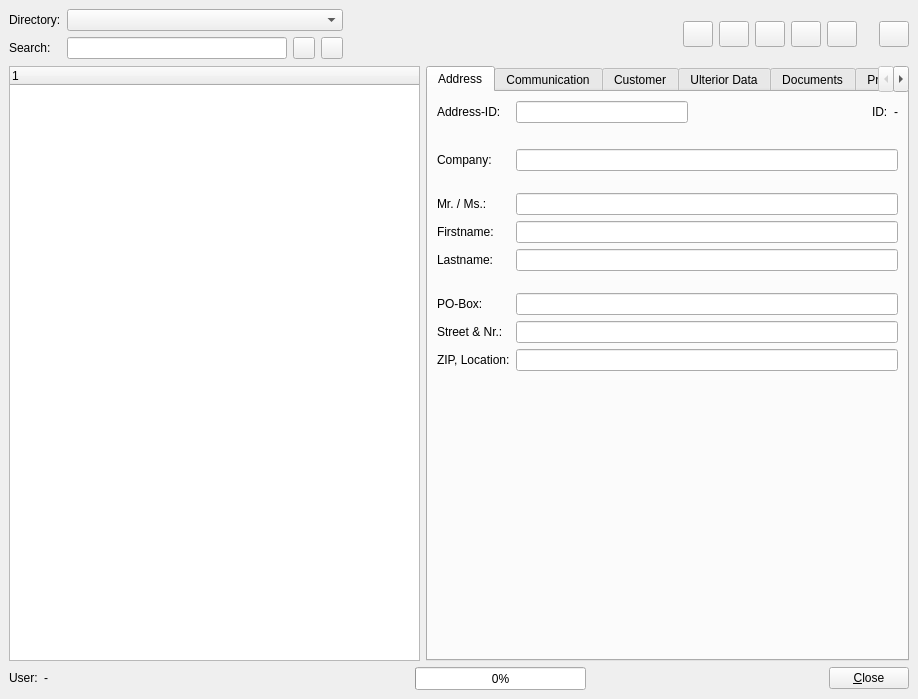
Qt form trunk/ui/addrfrm.ui (BackupTheBerlios/first4-svn) before a commit.
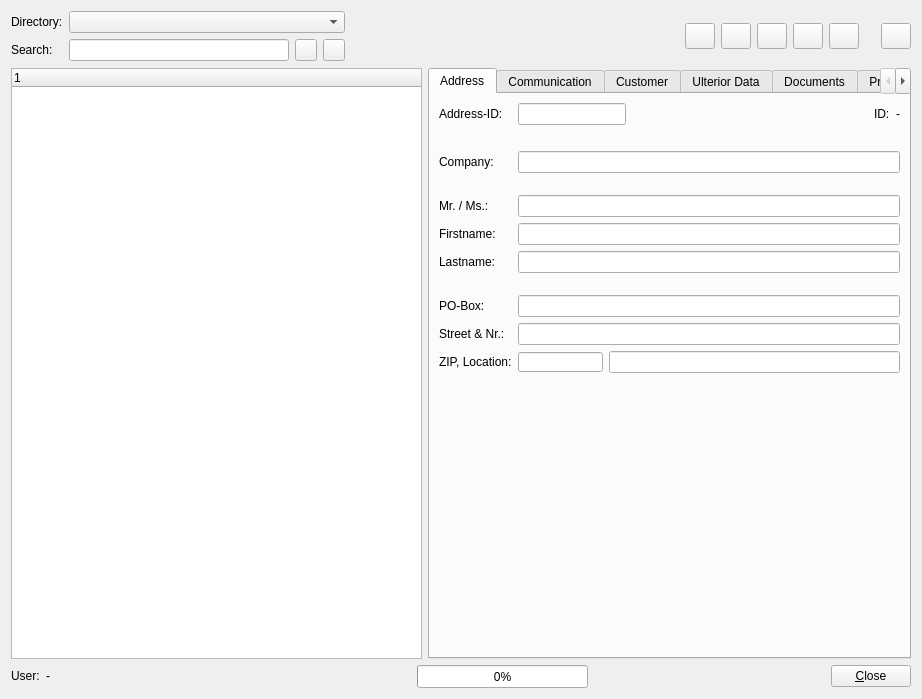
The same form after that commit. Icons and pictures are not drawn.

Commit message: 20080507 *NEW: Directory export as vcard (Ver. 3.0) and CSV *NEW: Initial support for vcard import *Directory import and export directo from mainframe *Fixed bud in directory module

Diff of the .ui file:
```diff
--- a/trunk/ui/addrfrm.ui
+++ b/trunk/ui/addrfrm.ui
@@ -16,25 +16,7 @@
    <iconset resource="../resources/images/first4.qrc" >:/kdmconfig.png</iconset>
   </property>
   <layout class="QGridLayout" >
-   <property name="leftMargin" >
-    <number>9</number>
-   </property>
-   <property name="topMargin" >
-    <number>9</number>
-   </property>
-   <property name="rightMargin" >
-    <number>9</number>
-   </property>
-   <property name="bottomMargin" >
-    <number>9</number>
-   </property>
-   <property name="horizontalSpacing" >
-    <number>6</number>
-   </property>
-   <property name="verticalSpacing" >
-    <number>6</number>
-   </property>
-   <item row="2" column="0" colspan="2" >
+   <item row="0" column="0" colspan="2" >
     <layout class="QHBoxLayout" >
      <property name="spacing" >
       <number>6</number>
@@ -52,30 +34,96 @@
       <number>0</number>
      </property>
      <item>
-      <widget class="QLabel" name="label_5" >
-       <property name="sizePolicy" >
-        <sizepolicy vsizetype="Fixed" hsizetype="Fixed" >
-         <horstretch>0</horstretch>
-         <verstretch>0</verstretch>
-        </sizepolicy>
+      <layout class="QGridLayout" >
+       <property name="leftMargin" >
+        <number>0</number>
        </property>
-       <property name="text" >
-        <string>User:</string>
+       <property name="topMargin" >
+        <number>0</number>
        </property>
-      </widget>
-     </item>
-     <item>
-      <widget class="QLabel" name="lbluser" >
-       <property name="sizePolicy" >
-        <sizepolicy vsizetype="Fixed" hsizetype="Fixed" >
-         <horstretch>0</horstretch>
-         <verstretch>0</verstretch>
-        </sizepolicy>
+       <property name="rightMargin" >
+        <number>0</number>
        </property>
-       <property name="text" >
-        <string>-</string>
+       <property name="bottomMargin" >
+        <number>0</number>
        </property>
-      </widget>
+       <property name="horizontalSpacing" >
+        <number>6</number>
+       </property>
+       <property name="verticalSpacing" >
+        <number>6</number>
+       </property>
+       <item row="1" column="3" >
+        <widget class="QPushButton" name="btnclear" >
+         <property name="minimumSize" >
+          <size>
+           <width>22</width>
+           <height>22</height>
+          </size>
+         </property>
+         <property name="maximumSize" >
+          <size>
+           <width>22</width>
+           <height>22</height>
+          </size>
+         </property>
+         <property name="icon" >
+          <iconset resource="../resources/images/first4.qrc" >:/button_cancel.png</iconset>
+         </property>
+         <property name="iconSize" >
+          <size>
+           <width>12</width>
+           <height>12</height>
+          </size>
+         </property>
+        </widget>
+       </item>
+       <item row="0" column="0" >
+        <widget class="QLabel" name="label" >
+         <property name="text" >
+          <string>Directory:</string>
+         </property>
+        </widget>
+       </item>
+       <item row="1" column="0" >
+        <widget class="QLabel" name="label_2" >
+         <property name="text" >
+          <string>Search:</string>
+         </property>
+        </widget>
+       </item>
+       <item row="1" column="2" >
+        <widget class="QPushButton" name="btnsearch" >
+         <property name="minimumSize" >
+          <size>
+           <width>22</width>
+           <height>22</height>
+          </size>
+         </property>
+         <property name="maximumSize" >
+          <size>
+           <width>22</width>
+           <height>22</height>
+          </size>
+         </property>
+         <property name="icon" >
+          <iconset resource="../resources/images/first4.qrc" >:/xmag.png</iconset>
+         </property>
+         <property name="iconSize" >
+          <size>
+           <width>12</width>
+           <height>12</height>
+          </size>
+         </property>
+        </widget>
+       </item>
+       <item row="1" column="1" >
+        <widget class="QLineEdit" name="txtsearch" />
+       </item>
+       <item row="0" column="1" colspan="3" >
+        <widget class="QComboBox" name="cmbdir" />
+       </item>
+      </layout>
      </item>
      <item>
       <spacer>
@@ -84,59 +132,232 @@
        </property>
        <property name="sizeHint" >
         <size>
-         <width>361</width>
-         <height>23</height>
+         <width>251</width>
+         <height>51</height>
         </size>
        </property>
       </spacer>
      </item>
      <item>
-      <widget class="QProgressBar" name="progbar" >
-       <property name="minimumSize" >
-        <size>
-         <width>171</width>
-         <height>23</height>
-        </size>
+      <layout class="QGridLayout" >
+       <property name="leftMargin" >
+        <number>0</number>
        </property>
-       <property name="maximumSize" >
-        <size>
-         <width>171</width>
-         <height>23</height>
-        </size>
+       <property name="topMargin" >
+        <number>0</number>
        </property>
-       <property name="value" >
+       <property name="rightMargin" >
         <number>0</number>
        </property>
-       <property name="orientation" >
-        <enum>Qt::Horizontal</enum>
+       <property name="bottomMargin" >
+        <number>0</number>
        </property>
-      </widget>
-     </item>
-     <item>
-      <spacer>
-       <property name="orientation" >
-        <enum>Qt::Horizontal</enum>
+       <property name="horizontalSpacing" >
+        <number>6</number>
        </property>
-       <property name="sizeHint" >
-        <size>
-         <width>211</width>
-         <height>20</height>
-        </size>
+       <property name="verticalSpacing" >
+        <number>6</number>
        </property>
-      </spacer>
-     </item>
-     <item>
-      <widget class="QPushButton" name="btnclose" >
-       <property name="text" >
-        <string>&amp;Close</string>
-       </property>
-       <property name="icon" >
-        <iconset resource="../resources/images/first4.qrc" >:/fileclose.png</iconset>
-       </property>
-      </widget>
+       <item row="0" column="0" >
+        <widget class="QPushButton" name="btnnew" >
+         <property name="minimumSize" >
+          <size>
+           <width>30</width>
+           <height>26</height>
+          </size>
+         </property>
+         <property name="maximumSize" >
+          <size>
+           <width>30</width>
+           <height>26</height>
+          </size>
+         </property>
+         <property name="icon" >
+          <iconset resource="../resources/images/first4.qrc" >:/useradd.png</iconset>
+         </property>
+         <property name="iconSize" >
+          <size>
+           <width>16</width>
+           <height>16</height>
+          </size>
+         </property>
+         <property name="shortcut" >
+          <string>Ctrl+S</string>
+         </property>
+        </widget>
+       </item>
+       <item row="0" column="3" >
+        <widget class="QPushButton" name="btndelete" >
+         <property name="minimumSize" >
+          <size>
+           <width>30</width>
+           <height>26</height>
+          </size>
+         </property>
+         <property name="maximumSize" >
+          <size>
+           <width>30</width>
+           <height>26</height>
+          </size>
+         </property>
+         <property name="icon" >
+          <iconset resource="../resources/images/first4.qrc" >:/trashcan_empty.png</iconset>
+         </property>
+         <property name="iconSize" >
+          <size>
+           <width>16</width>
+           <height>16</height>
+          </size>
+         </property>
+        </widget>
+       </item>
+       <item row="0" column="5" >
+        <spacer>
+         <property name="orientation" >
+          <enum>Qt::Horizontal</enum>
+         </property>
+         <property name="sizeType" >
+          <enum>QSizePolicy::Fixed</enum>
+         </property>
+         <property name="sizeHint" >
+          <size>
+           <width>16</width>
+           <height>20</height>
+          </size>
+         </property>
+        </spacer>
+       </item>
+       <item row="0" column="2" >
+        <widget class="QPushButton" name="btncancel" >
+         <property name="minimumSize" >
+          <size>
+           <width>30</width>
+           <height>26</height>
+          </size>
+         </property>
+         <property name="maximumSize" >
+          <size>
+           <width>30</width>
+           <height>26</height>
+          </size>
+         </property>
+         <property name="icon" >
+          <iconset resource="../resources/images/first4.qrc" >:/undo.png</iconset>
+         </property>
+         <property name="iconSize" >
+          <size>
+           <width>16</width>
+           <height>16</height>
+          </size>
+         </property>
+        </widget>
+       </item>
+       <item row="0" column="1" >
+        <widget class="QPushButton" name="btnsave" >
+         <property name="minimumSize" >
+          <size>
+           <width>30</width>
+           <height>26</height>
+          </size>
+         </property>
+         <property name="maximumSize" >
+          <size>
+           <width>30</width>
+           <height>26</height>
+          </size>
+         </property>
+         <property name="icon" >
+          <iconset resource="../resources/images/first4.qrc" >:/filesave.png</iconset>
+         </property>
+         <property name="iconSize" >
+          <size>
+           <width>16</width>
+           <height>16</height>
+          </size>
+         </property>
+         <property name="shortcut" >
+          <string>Ctrl+S</string>
+         </property>
+        </widget>
+       </item>
+       <item row="0" column="4" >
+        <widget class="QPushButton" name="btnprint" >
+         <property name="minimumSize" >
+          <size>
+           <width>30</width>
+           <height>26</height>
+          </size>
+         </property>
+         <property name="maximumSize" >
+          <size>
+           <width>30</width>
+           <height>26</height>
+          </size>
+         </property>
+         <property name="icon" >
+          <iconset resource="../resources/images/first4.qrc" >:/fileprint.png</iconset>
+         </property>
+         <property name="iconSize" >
+          <size>
+           <width>16</width>
+           <height>16</height>
+          </size>
+         </property>
+        </widget>
+       </item>
+       <item row="0" column="6" >
+        <widget class="QPushButton" name="btnimpexp" >
+         <property name="minimumSize" >
+          <size>
+           <width>30</width>
+           <height>26</height>
+          </size>
+         </property>
+         <property name="maximumSize" >
+          <size>
+           <width>30</width>
+           <height>26</height>
+          </size>
+         </property>
+         <property name="icon" >
+          <iconset resource="../resources/images/first4.qrc" >:/impexp.png</iconset>
+         </property>
+         <property name="iconSize" >
+          <size>
+           <width>16</width>
+           <height>16</height>
+          </size>
+         </property>
+        </widget>
+       </item>
+      </layout>
      </item>
     </layout>
    </item>
+   <item row="1" column="0" >
+    <widget class="QTreeWidget" name="mainlistview" >
+     <property name="sizePolicy" >
+      <sizepolicy vsizetype="Expanding" hsizetype="Fixed" >
+       <horstretch>0</horstretch>
+       <verstretch>0</verstretch>
+      </sizepolicy>
+     </property>
+     <property name="minimumSize" >
+      <size>
+       <width>411</width>
+       <height>0</height>
+      </size>
+     </property>
+     <property name="contextMenuPolicy" >
+      <enum>Qt::CustomContextMenu</enum>
+     </property>
+     <column>
+      <property name="text" >
+       <string>1</string>
+      </property>
+     </column>
+    </widget>
+   </item>
    <item row="1" column="1" >
     <widget class="QTabWidget" name="maintab" >
      <property name="sizePolicy" >
@@ -153,44 +374,6 @@
        <string>Address</string>
       </attribute>
       <layout class="QGridLayout" >
-       <property name="leftMargin" >
-        <number>9</number>
-       </property>
-       <property name="topMargin" >
-        <number>9</number>
-       </property>
-       <property name="rightMargin" >
-        <number>9</number>
-       </property>
-       <property name="bottomMargin" >
-        <number>9</number>
-       </property>
-       <property name="horizontalSpacing" >
-        <number>6</number>
-       </property>
-       <property name="verticalSpacing" >
-        <number>6</number>
-       </property>
-       <item row="0" column="2" >
-        <spacer>
-         <property name="orientation" >
-          <enum>Qt::Horizontal</enum>
-         </property>
-         <property name="sizeHint" >
-          <size>
-           <width>172</width>
-           <height>20</height>
-          </size>
-         </property>
-        </spacer>
-       </item>
-       <item row="0" column="3" >
-        <widget class="QLabel" name="label_7" >
-         <property name="text" >
-          <string>ID:</string>
-         </property>
-        </widget>
-       </item>
        <item row="0" column="0" >
         <widget class="QLabel" name="label_6" >
          <property name="text" >
@@ -198,55 +381,62 @@
          </property>
         </widget>
        </item>
-       <item row="0" column="1" >
+       <item row="0" column="1" colspan="2" >
         <widget class="QLineEdit" name="adr2" >
          <property name="alignment" >
           <set>Qt::AlignRight</set>
          </property>
         </widget>
        </item>
-       <item row="1" column="0" colspan="5" >
+       <item row="0" column="3" >
         <spacer>
          <property name="orientation" >
-          <enum>Qt::Vertical</enum>
-         </property>
-         <property name="sizeType" >
-          <enum>QSizePolicy::Fixed</enum>
+          <enum>Qt::Horizontal</enum>
          </property>
          <property name="sizeHint" >
           <size>
-           <width>461</width>
+           <width>172</width>
            <height>20</height>
           </size>
          </property>
         </spacer>
        </item>
-       <item row="3" column="1" colspan="2" >
-        <spacer>
-         <property name="orientation" >
-          <enum>Qt::Vertical</enum>
+       <item row="0" column="4" >
+        <widget class="QLabel" name="label_7" >
+         <property name="text" >
+          <string>ID:</string>
          </property>
-         <property name="sizeType" >
-          <enum>QSizePolicy::Fixed</enum>
-         </property>
-         <property name="sizeHint" >
-          <size>
-           <width>171</width>
-           <height>16</height>
-          </size>
-         </property>
-        </spacer>
+        </widget>
        </item>
-       <item row="2" column="1" colspan="4" >
-        <widget class="QLineEdit" name="adr3" >
+       <item row="0" column="5" >
+        <widget class="QLabel" name="adr1" >
          <property name="sizePolicy" >
-          <sizepolicy vsizetype="Fixed" hsizetype="Expanding" >
+          <sizepolicy vsizetype="Fixed" hsizetype="Fixed" >
            <horstretch>0</horstretch>
            <verstretch>0</verstretch>
           </sizepolicy>
          </property>
+         <property name="text" >
+          <string>-</string>
+         </property>
         </widget>
        </item>
+       <item row="1" column="0" colspan="6" >
+        <spacer>
+         <property name="orientation" >
+          <enum>Qt::Vertical</enum>
+         </property>
+         <property name="sizeType" >
+          <enum>QSizePolicy::Fixed</enum>
+         </property>
+         <property name="sizeHint" >
+          <size>
+           <width>461</width>
+           <height>20</height>
+          </size>
+         </property>
+        </spacer>
+       </item>
        <item row="2" column="0" >
         <widget class="QLabel" name="label_8" >
          <property name="text" >
@@ -254,6 +444,32 @@
          </property>
         </widget>
        </item>
+       <item row="2" column="1" colspan="5" >
+        <widget class="QLineEdit" name="adr3" >
+         <property name="sizePolicy" >
+          <sizepolicy vsizetype="Fixed" hsizetype="Expanding" >
+           <horstretch>0</horstretch>
+           <verstretch>0</verstretch>
+          </sizepolicy>
+         </property>
+        </widget>
+       </item>
+       <item row="3" column="1" colspan="3" >
+        <spacer>
+         <property name="orientation" >
+          <enum>Qt::Vertical</enum>
+         </property>
+         <property name="sizeType" >
+          <enum>QSizePolicy::Fixed</enum>
+         </property>
+         <property name="sizeHint" >
+          <size>
+           <width>171</width>
+           <height>16</height>
+          </size>
+         </property>
+        </spacer>
+       </item>
        <item row="4" column="0" >
         <widget class="QLabel" name="label_9" >
          <property name="text" >
@@ -261,16 +477,13 @@
          </property>
         </widget>
        </item>
-       <item row="4" column="1" colspan="4" >
+       <item row="4" column="1" colspan="5" >
         <widget class="QLineEdit" name="adr6" >
          <property name="text" >
           <string/>
          </property>
         </widget>
        </item>
-       <item row="5" column="1" colspan="4" >
-        <widget class="QLineEdit" name="adr4" />
-       </item>
        <item row="5" column="0" >
         <widget class="QLabel" name="label_10" >
          <property name="text" >
@@ -278,6 +491,9 @@
          </property>
         </widget>
        </item>
+       <item row="5" column="1" colspan="5" >
+        <widget class="QLineEdit" name="adr4" />
+       </item>
        <item row="6" column="0" >
         <widget class="QLabel" name="label_11" >
          <property name="text" >
@@ -285,10 +501,10 @@
          </property>
         </widget>
        </item>
-       <item row="6" column="1" colspan="4" >
+       <item row="6" column="1" colspan="5" >
         <widget class="QLineEdit" name="adr5" />
        </item>
-       <item row="7" column="1" colspan="2" >
+       <item row="7" column="1" colspan="3" >
         <spacer>
          <property name="orientation" >
           <enum>Qt::Vertical</enum>
@@ -311,16 +527,9 @@
          </property>
         </widget>
        </item>
-       <item row="8" column="1" colspan="4" >
+       <item row="8" column="1" colspan="5" >
         <widget class="QLineEdit" name="adr7" />
        </item>
-       <item row="9" column="1" colspan="4" >
-        <widget class="QLineEdit" name="adr8" >
-         <property name="text" >
-          <string/>
-         </property>
-        </widget>
-       </item>
        <item row="9" column="0" >
         <widget class="QLabel" name="label_13" >
          <property name="text" >
@@ -328,6 +537,13 @@
          </property>
         </widget>
        </item>
+       <item row="9" column="1" colspan="5" >
+        <widget class="QLineEdit" name="adr8" >
+         <property name="text" >
+          <string/>
+         </property>
+        </widget>
+       </item>
        <item row="10" column="0" >
         <widget class="QLabel" name="label_14" >
          <property name="text" >
@@ -335,10 +551,32 @@
          </property>
         </widget>
        </item>
-       <item row="10" column="1" colspan="4" >
-        <widget class="QLineEdit" name="adr9" />
+       <item row="10" column="1" >
+        <widget class="QLineEdit" name="adr9a" >
+         <property name="sizePolicy" >
+          <sizepolicy vsizetype="Fixed" hsizetype="Fixed" >
+           <horstretch>0</horstretch>
+           <verstretch>0</verstretch>
+          </sizepolicy>
+         </property>
+         <property name="minimumSize" >
+          <size>
+           <width>85</width>
+           <height>20</height>
+          </size>
+         </property>
+         <property name="maximumSize" >
+          <size>
+           <width>85</width>
+           <height>20</height>
+          </size>
+         </property>
+        </widget>
        </item>
-       <item row="11" column="1" >
+       <item row="10" column="2" colspan="4" >
+        <widget class="QLineEdit" name="adr9b" />
+       </item>
+       <item row="11" column="1" colspan="2" >
         <spacer>
          <property name="orientation" >
           <enum>Qt::Vertical</enum>
@@ -351,19 +589,6 @@
          </property>
         </spacer>
        </item>
-       <item row="0" column="4" >
-        <widget class="QLabel" name="adr1" >
-         <property name="sizePolicy" >
-          <sizepolicy vsizetype="Fixed" hsizetype="Fixed" >
-           <horstretch>0</horstretch>
-           <verstretch>0</verstretch>
-          </sizepolicy>
-         </property>
-         <property name="text" >
-          <string>-</string>
-         </property>
-        </widget>
-       </item>
       </layout>
      </widget>
      <widget class="QWidget" name="tab2" >
@@ -1061,7 +1286,7 @@
      </widget>
     </widget>
    </item>
-   <item row="0" column="0" colspan="2" >
+   <item row="2" column="0" colspan="2" >
     <layout class="QHBoxLayout" >
      <property name="spacing" >
       <number>6</number>
@@ -1079,96 +1304,30 @@
       <number>0</number>
      </property>
      <item>
-      <layout class="QGridLayout" >
-       <property name="leftMargin" >
-        <number>0</number>
+      <widget class="QLabel" name="label_5" >
+       <property name="sizePolicy" >
+        <sizepolicy vsizetype="Fixed" hsizetype="Fixed" >
+         <horstretch>0</horstretch>
+         <verstretch>0</verstretch>
+        </sizepolicy>
        </property>
-       <property name="topMargin" >
-        <number>0</number>
+       <property name="text" >
+        <string>User:</string>
        </property>
-       <property name="rightMargin" >
-        <number>0</number>
+      </widget>
+     </item>
+     <item>
+      <widget class="QLabel" name="lbluser" >
+       <property name="sizePolicy" >
+        <sizepolicy vsizetype="Fixed" hsizetype="Fixed" >
+         <horstretch>0</horstretch>
+         <verstretch>0</verstretch>
+        </sizepolicy>
        </property>
-       <property name="bottomMargin" >
-        <number>0</number>
+       <property name="text" >
+        <string>-</string>
        </property>
-       <property name="horizontalSpacing" >
-        <number>6</number>
-       </property>
-       <property name="verticalSpacing" >
-        <number>6</number>
-       </property>
-       <item row="1" column="3" >
-        <widget class="QPushButton" name="btnclear" >
-         <property name="minimumSize" >
-          <size>
-           <width>22</width>
-           <height>22</height>
-          </size>
-         </property>
-         <property name="maximumSize" >
-          <size>
-           <width>22</width>
-           <height>22</height>
-          </size>
-         </property>
-         <property name="icon" >
-          <iconset resource="../resources/images/first4.qrc" >:/button_cancel.png</iconset>
-         </property>
-         <property name="iconSize" >
-          <size>
-           <width>12</width>
-           <height>12</height>
-          </size>
-         </property>
-        </widget>
-       </item>
-       <item row="0" column="0" >
-        <widget class="QLabel" name="label" >
-         <property name="text" >
-          <string>Directory:</string>
-         </property>
-        </widget>
-       </item>
-       <item row="1" column="0" >
-        <widget class="QLabel" name="label_2" >
-         <property name="text" >
-          <string>Search:</string>
-         </property>
-        </widget>
-       </item>
-       <item row="1" column="2" >
-        <widget class="QPushButton" name="btnsearch" >
-         <property name="minimumSize" >
-          <size>
-           <width>22</width>
-           <height>22</height>
-          </size>
-         </property>
-         <property name="maximumSize" >
-          <size>
-           <width>22</width>
-           <height>22</height>
-          </size>
-         </property>
-         <property name="icon" >
-          <iconset resource="../resources/images/first4.qrc" >:/xmag.png</iconset>
-         </property>
-         <property name="iconSize" >
-          <size>
-           <width>12</width>
-           <height>12</height>
-          </size>
-         </property>
-        </widget>
-       </item>
-       <item row="1" column="1" >
-        <widget class="QLineEdit" name="txtsearch" />
-       </item>
-       <item row="0" column="1" colspan="3" >
-        <widget class="QComboBox" name="cmbdir" />
-       </item>
-      </layout>
+      </widget>
      </item>
      <item>
       <spacer>
@@ -1177,232 +1336,59 @@
        </property>
        <property name="sizeHint" >
         <size>
-         <width>251</width>
-         <height>51</height>
+         <width>361</width>
+         <height>23</height>
         </size>
        </property>
       </spacer>
      </item>
      <item>
-      <layout class="QGridLayout" >
-       <property name="leftMargin" >
-        <number>0</number>
+      <widget class="QProgressBar" name="progbar" >
+       <property name="minimumSize" >
+        <size>
+         <width>171</width>
+         <height>23</height>
+        </size>
        </property>
-       <property name="topMargin" >
-        <number>0</number>
+       <property name="maximumSize" >
+        <size>
+         <width>171</width>
+         <height>23</height>
+        </size>
        </property>
-       <property name="rightMargin" >
+       <property name="value" >
         <number>0</number>
        </property>
-       <property name="bottomMargin" >
-        <number>0</number>
+       <property name="orientation" >
+        <enum>Qt::Horizontal</enum>
        </property>
-       <property name="horizontalSpacing" >
-        <number>6</number>
+      </widget>
+     </item>
+     <item>
+      <spacer>
+       <property name="orientation" >
+        <enum>Qt::Horizontal</enum>
        </property>
-       <property name="verticalSpacing" >
-        <number>6</number>
+       <property name="sizeHint" >
+        <size>
+         <width>211</width>
+         <height>20</height>
+        </size>
        </property>
-       <item row="0" column="0" >
-        <widget class="QPushButton" name="btnnew" >
-         <property name="minimumSize" >
-          <size>
-           <width>30</width>
-           <height>26</height>
-          </size>
-         </property>
-         <property name="maximumSize" >
-          <size>
-           <width>30</width>
-           <height>26</height>
-          </size>
-         </property>
-         <property name="icon" >
-          <iconset resource="../resources/images/first4.qrc" >:/useradd.png</iconset>
-         </property>
-         <property name="iconSize" >
-          <size>
-           <width>16</width>
-           <height>16</height>
-          </size>
-         </property>
-         <property name="shortcut" >
-          <string>Ctrl+S</string>
-         </property>
-        </widget>
-       </item>
-       <item row="0" column="3" >
-        <widget class="QPushButton" name="btndelete" >
-         <property name="minimumSize" >
-          <size>
-           <width>30</width>
-           <height>26</height>
-          </size>
-         </property>
-         <property name="maximumSize" >
-          <size>
-           <width>30</width>
-           <height>26</height>
-          </size>
-         </property>
-         <property name="icon" >
-          <iconset resource="../resources/images/first4.qrc" >:/trashcan_empty.png</iconset>
-         </property>
-         <property name="iconSize" >
-          <size>
-           <width>16</width>
-           <height>16</height>
-          </size>
-         </property>
-        </widget>
-       </item>
-       <item row="0" column="5" >
-        <spacer>
-         <property name="orientation" >
-          <enum>Qt::Horizontal</enum>
-         </property>
-         <property name="sizeType" >
-          <enum>QSizePolicy::Fixed</enum>
-         </property>
-         <property name="sizeHint" >
-          <size>
-           <width>16</width>
-           <height>20</height>
-          </size>
-         </property>
-        </spacer>
-       </item>
-       <item row="0" column="2" >
-        <widget class="QPushButton" name="btncancel" >
-         <property name="minimumSize" >
-          <size>
-           <width>30</width>
-           <height>26</height>
-          </size>
-         </property>
-         <property name="maximumSize" >
-          <size>
-           <width>30</width>
-           <height>26</height>
-          </size>
-         </property>
-         <property name="icon" >
-          <iconset resource="../resources/images/first4.qrc" >:/undo.png</iconset>
-         </property>
-         <property name="iconSize" >
-          <size>
-           <width>16</width>
-           <height>16</height>
-          </size>
-         </property>
-        </widget>
-       </item>
-       <item row="0" column="1" >
-        <widget class="QPushButton" name="btnsave" >
-         <property name="minimumSize" >
-          <size>
-           <width>30</width>
-           <height>26</height>
-          </size>
-         </property>
-         <property name="maximumSize" >
-          <size>
-           <width>30</width>
-           <height>26</height>
-          </size>
-         </property>
-         <property name="icon" >
-          <iconset resource="../resources/images/first4.qrc" >:/filesave.png</iconset>
-         </property>
-         <property name="iconSize" >
-          <size>
-           <width>16</width>
-           <height>16</height>
-          </size>
-         </property>
-         <property name="shortcut" >
-          <string>Ctrl+S</string>
-         </property>
-        </widget>
-       </item>
-       <item row="0" column="4" >
-        <widget class="QPushButton" name="btnprint" >
-         <property name="minimumSize" >
-          <size>
-           <width>30</width>
-           <height>26</height>
-          </size>
-         </property>
-         <property name="maximumSize" >
-          <size>
-           <width>30</width>
-           <height>26</height>
-          </size>
-         </property>
-         <property name="icon" >
-          <iconset resource="../resources/images/first4.qrc" >:/fileprint.png</iconset>
-         </property>
-         <property name="iconSize" >
-          <size>
-           <width>16</width>
-           <height>16</height>
-          </size>
-         </property>
-        </widget>
-       </item>
-       <item row="0" column="6" >
-        <widget class="QPushButton" name="btnimpexp" >
-         <property name="minimumSize" >
-          <size>
-           <width>30</width>
-           <height>26</height>
-          </size>
-         </property>
-         <property name="maximumSize" >
-          <size>
-           <width>30</width>
-           <height>26</height>
-          </size>
-         </property>
-         <property name="icon" >
-          <iconset resource="../resources/images/first4.qrc" >:/impexp.png</iconset>
-         </property>
-         <property name="iconSize" >
-          <size>
-           <width>16</width>
-           <height>16</height>
-          </size>
-         </property>
-        </widget>
-       </item>
-      </layout>
+      </spacer>
+     </item>
+     <item>
+      <widget class="QPushButton" name="btnclose" >
+       <property name="text" >
+        <string>&amp;Close</string>
+       </property>
+       <property name="icon" >
+        <iconset resource="../resources/images/first4.qrc" >:/fileclose.png</iconset>
+       </property>
+      </widget>
      </item>
     </layout>
    </item>
-   <item row="1" column="0" >
-    <widget class="QTreeWidget" name="mainlistview" >
-     <property name="sizePolicy" >
-      <sizepolicy vsizetype="Expanding" hsizetype="Fixed" >
-       <horstretch>0</horstretch>
-       <verstretch>0</verstretch>
-      </sizepolicy>
-     </property>
-     <property name="minimumSize" >
-      <size>
-       <width>411</width>
-       <height>0</height>
-      </size>
-     </property>
-     <property name="contextMenuPolicy" >
-      <enum>Qt::CustomContextMenu</enum>
-     </property>
-     <column>
-      <property name="text" >
-       <string>1</string>
-      </property>
-     </column>
-    </widget>
-   </item>
   </layout>
  </widget>
  <resources>
```
The commit also changes 7 other files.
